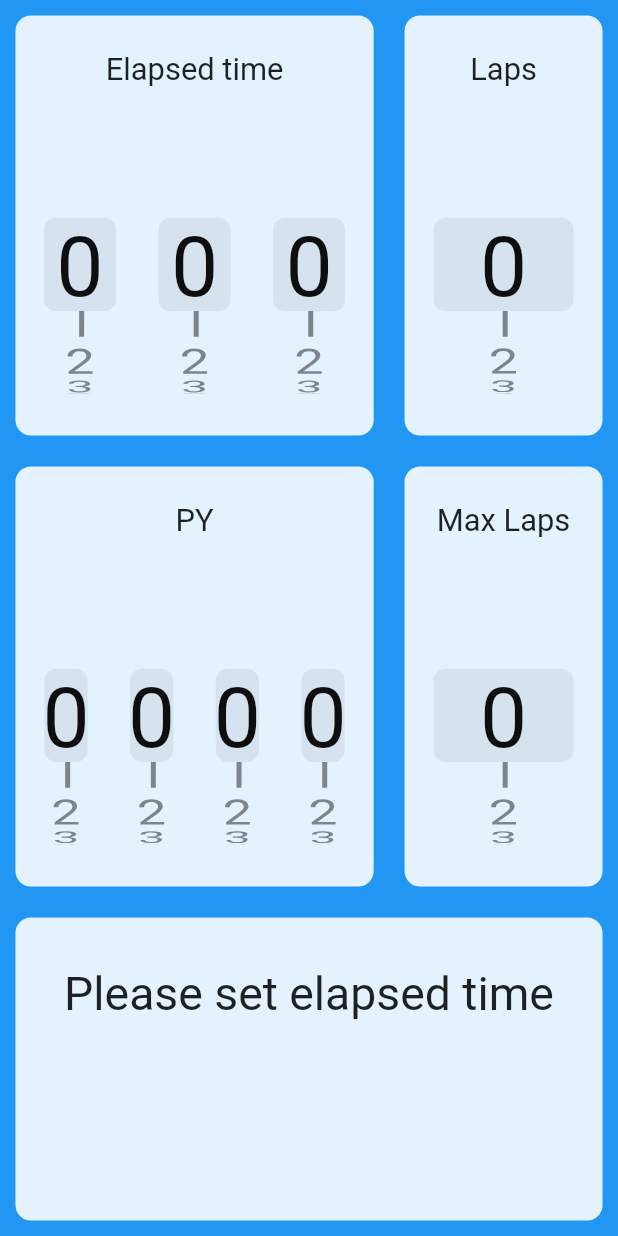
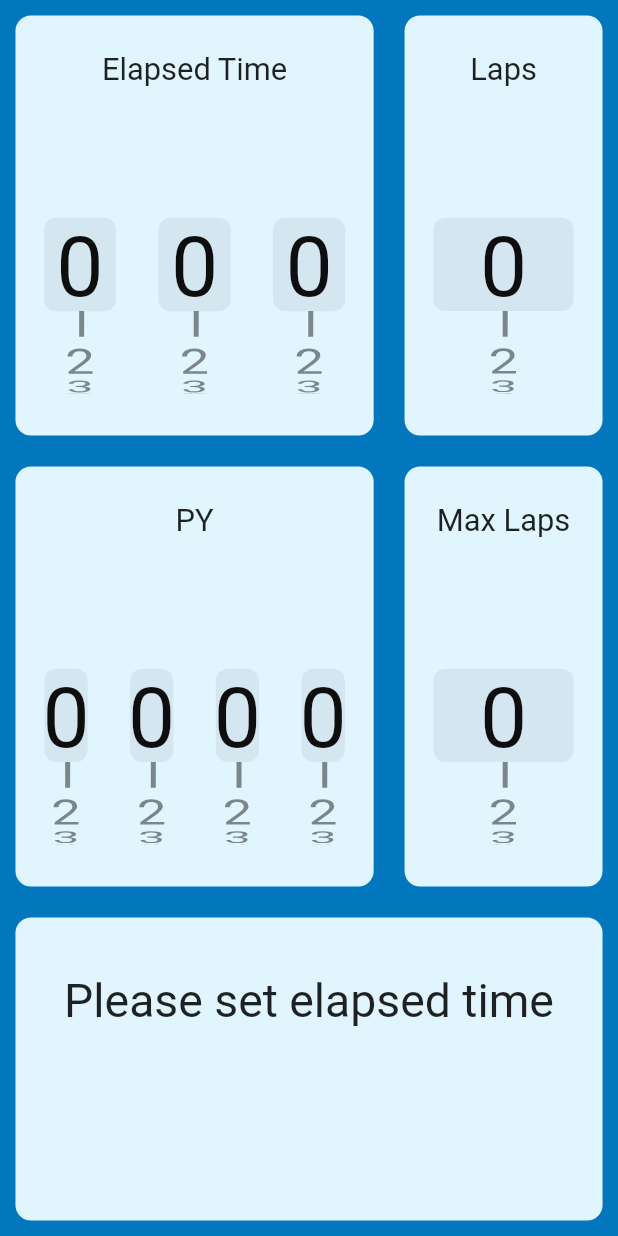
Before and after one commit to davidanew/pycalc_flutter, a Flutter app: the screen it shows after launch, on a phone screen of 412 x 824 dp. Run offline on Flutter 3.47's test engine with Material 2 defaults, Android fonts, the phone set to English and light mode, and no system bars; our stand-ins replace rxdart.

Commit message:
Color changes

```diff
--- a/lib/controller.dart
+++ b/lib/controller.dart
@@ -134,7 +134,7 @@ class Controller {
     } else if (maxLaps == 0) {
       return ('Please set Max laps');
     } else if (maxLaps < laps) {
-      return ('Laps should be equal or less than max laps');
+      return ('Laps should be equal to or less than max laps');
     } else {
       return 'Corrected Time (seconds)';
     }
--- a/lib/main.dart
+++ b/lib/main.dart
@@ -13,6 +13,10 @@ const double kRadiusFraction = 0.025;
 const double kInputTextFraction = 0.05;
 const double kLabelTextFraction = 0.075;
 const double kOutputTextFraction = 0.1;
+
+const Color kBackgroundColor = Color(0xFF0277BD);
+const Color kCardColor = Color(0xFFE1F5FE);
+//const Color kTextColor = Color(0xFF01579B);
 
 class MyApp extends StatelessWidget {
   // This widget is the root of your application.
@@ -32,7 +36,7 @@ class MyApp extends StatelessWidget {
       child: MaterialApp(
         title: 'pyCalc Flutter',
         home: Scaffold(
-          backgroundColor: Colors.blue,
+          backgroundColor: kBackgroundColor,
           body: SafeArea(
             child: new Experiment(),
           ),
@@ -80,7 +84,7 @@ class Experiment extends StatelessWidget {
                                 borderRadius: BorderRadius.circular(
                                     MediaQuery.of(context).size.width *
                                         kRadiusFraction),
-                                color: Colors.blue[50],
+                                color: kCardColor,
                               ),
                               child: Column(
                                 children: <Widget>[
@@ -88,7 +92,7 @@ class Experiment extends StatelessWidget {
                                   Expanded(
                                       child: Center(
                                           child: Text(
-                                    'Elapsed time',
+                                    'Elapsed Time',
                                     style: TextStyle(
                                         fontSize:
                                             MediaQuery.of(context).size.width *
@@ -173,7 +177,7 @@ class Experiment extends StatelessWidget {
                                 borderRadius: BorderRadius.circular(
                                     MediaQuery.of(context).size.width *
                                         kRadiusFraction),
-                                color: Colors.blue[50],
+                                color: kCardColor,
                               ),
                               child: Column(
                                 children: <Widget>[
@@ -292,7 +296,7 @@ class Experiment extends StatelessWidget {
                                 borderRadius: BorderRadius.circular(
                                     MediaQuery.of(context).size.width *
                                         kRadiusFraction),
-                                color: Colors.blue[50],
+                                color: kCardColor,
                               ),
                               child: Column(
                                 children: <Widget>[
@@ -337,7 +341,7 @@ class Experiment extends StatelessWidget {
                                 borderRadius: BorderRadius.circular(
                                     MediaQuery.of(context).size.width *
                                         kRadiusFraction),
-                                color: Colors.blue[50],
+                                color: kCardColor,
                               ),
                               child: Column(
                                 children: <Widget>[
@@ -384,10 +388,12 @@ class Experiment extends StatelessWidget {
             child: Container(
               margin: EdgeInsets.all(
                   MediaQuery.of(context).size.width * kMarginFraction),
+              padding: EdgeInsets.all(
+                  MediaQuery.of(context).size.width * kPaddingFraction),
               decoration: BoxDecoration(
                 borderRadius: BorderRadius.circular(
                     MediaQuery.of(context).size.width * kRadiusFraction),
-                color: Colors.blue[50],
+                color: kCardColor,
               ),
               //color: Colors.blue,
               child: Column(
@@ -444,41 +450,24 @@ class PickerContainer extends StatelessWidget {
   @override
   Widget build(BuildContext context) {
     return Container(
-//      decoration: BoxDecoration(
-//        borderRadius: BorderRadius.circular(10.0),
-//        color: Colors.blue[50],
-//      ),
-      //color: Colors.white,
       child: LayoutBuilder(builder: (context, constraint) {
         return CupertinoTheme(
           data: CupertinoThemeData(
-            //brightness: Brightness.dark,
-            //primaryColor: Colors.green,
-            //primaryContrastingColor: Colors.red,
-            //barBackgroundColor: Colors.purple,
-            //scaffoldBackgroundColor: Colors.teal,
             textTheme: CupertinoTextThemeData(
-                pickerTextStyle: TextStyle(
-              // foreground: Paint(),
-
-              //backgroundColor: Colors.blue.shade900,
-              //decorationColor: Colors.green,
-              fontSize: constraint.maxHeight * 0.18,
-              color: Colors.black,
-              textBaseline: TextBaseline.alphabetic,
-            )
-                // height: constraint.maxHeight * 1.2),
-                ),
+              pickerTextStyle: TextStyle(
+                fontSize: constraint.maxHeight * 0.18,
+                color: Colors.black,
+                textBaseline: TextBaseline.alphabetic,
+              ),
+            ),
           ),
           child: CupertinoPicker(
             magnification: 1.5,
             useMagnifier: true,
             //backgroundColor: Color(0xFF0000FF),
-            backgroundColor: Colors.blue[50],
-
+            backgroundColor: kCardColor,
             itemExtent: constraint.maxHeight * 0.20,
             onSelectedItemChanged: (i) {
-//              Provider.of<Controller>(context).setMaxLaps(i);
               onSelectedItemChanged(i);
             },
             children: contents,
```
Also changed, not shown: 1 other file.
